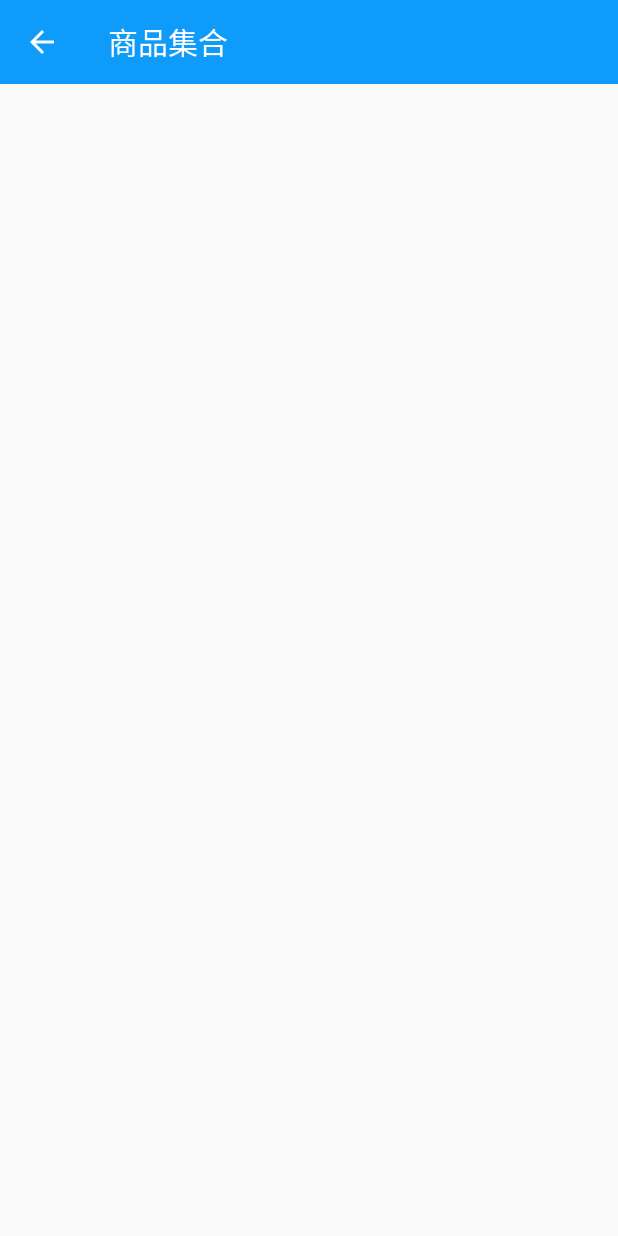
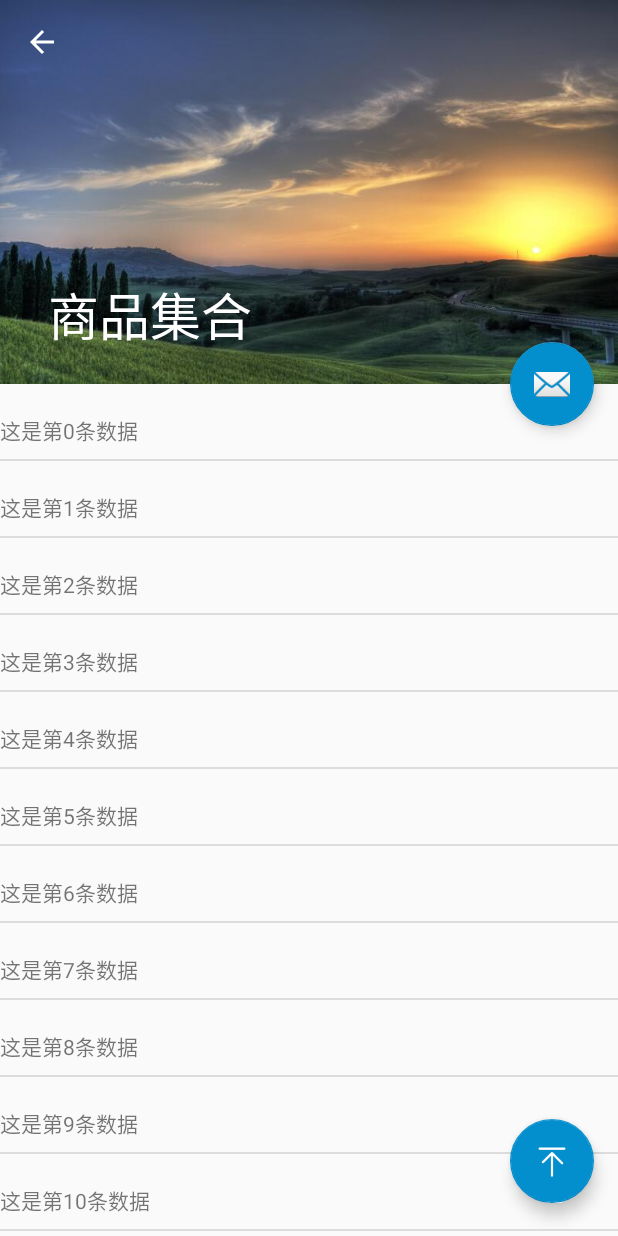
Before and after one commit to chinahaozai/shopping, an Android app: the screen it shows after launch (CompareActivity), in the side drawer, after a tap on "比一比", on a phone screen of 412 x 824 dp. Run offline under Robolectric (Android 15) with nearby library versions, the phone set to English and light mode, and no system bars; libraries missing offline, so code that uses them is left out: com.jude.fitsystemwindowlayout; 18 statements that could not run were skipped.

Commit message:
first time.

```diff
--- a/app/src/main/java/com/halewang/shopping/CompareActivity.java
+++ b/app/src/main/java/com/halewang/shopping/CompareActivity.java
@@ -1,22 +1,41 @@
 package com.halewang.shopping;
 
 import android.os.Bundle;
+import android.support.v7.widget.DefaultItemAnimator;
+import android.support.v7.widget.LinearLayoutManager;
 import android.support.v7.widget.RecyclerView;
 import android.support.v7.widget.Toolbar;
 import android.view.View;
 
+import com.halewang.shopping.adapter.CompareListAdapter;
+import com.halewang.shopping.adapter.decoration.DividerItemDecoration;
 import com.halewang.shopping.presenter.ComparePresenter;
 import com.halewang.shopping.view.CompareView;
 
+import java.util.ArrayList;
+import java.util.List;
+
 public class CompareActivity extends BaseActivity<CompareView,ComparePresenter> implements CompareView {
 
+    private RecyclerView mRecyclerView;
 
     @Override
     protected void onCreate(Bundle savedInstanceState) {
         super.onCreate(savedInstanceState);
-        setContentView(R.layout.activity_compare_list);
+        setContentView(R.layout.activity_compare);
+
+        List<String> mDatas = new ArrayList<>();
+        for(int i = 0; i < 50; i++){
+            mDatas.add("这是第"+i+"条数据");
+        }
 
         setupToolbar();
+        mRecyclerView = (RecyclerView) findViewById(R.id.recyclerview);
+        CompareListAdapter mAdapter = new CompareListAdapter(this, mDatas);
+        mRecyclerView.setAdapter(mAdapter);
+        mRecyclerView.setItemAnimator(new DefaultItemAnimator());
+        mRecyclerView.setLayoutManager(new LinearLayoutManager(this));
+        mRecyclerView.addItemDecoration(new DividerItemDecoration(this,DividerItemDecoration.VERTICAL_LIST));
 
     }
 
@@ -56,6 +75,6 @@ public class CompareActivity extends BaseActivity<CompareView,ComparePresenter>
 
     @Override
     public RecyclerView getRecyclerView() {
-        return null;
+        return mRecyclerView;
     }
 }
--- /dev/null
+++ b/app/src/main/java/com/halewang/shopping/adapter/CompareListAdapter.java
@@ -0,0 +1,95 @@
+package com.halewang.shopping.adapter;
+
+import android.content.Context;
+import android.support.v7.widget.RecyclerView;
+import android.view.LayoutInflater;
+import android.view.View;
+import android.view.ViewGroup;
+import android.widget.TextView;
+
+import com.halewang.shopping.R;
+
+import java.util.List;
+
+/**
+ * Created by halewang on 2016/11/24.
+ */
+
+public class CompareListAdapter extends RecyclerView.Adapter<CompareListAdapter.MyHolder>{
+    public interface OnItemClickListener{
+        void onItemClick(View view, int position);
+    }
+
+    public void setOnItemClickListener(OnItemClickListener onItemClickListener){
+        mItemClickListener = onItemClickListener;
+    }
+
+    public interface OnItemLongClickListener{
+        void OnItemLongClick(View view, int position);
+    }
+
+    public void setOnItemLongClickListener(OnItemLongClickListener onItemLongClickListener){
+        mItemLongClickListener = onItemLongClickListener;
+    }
+
+    private OnItemClickListener mItemClickListener;
+    private OnItemLongClickListener mItemLongClickListener;
+    private List<String> mDatas;
+    private Context mContext;
+
+    public CompareListAdapter(Context mContext, List<String> mDatas){
+        this.mDatas = mDatas;
+        this.mContext = mContext;
+    }
+
+    public void removeData(int position){
+        mDatas.remove(position);
+        notifyItemRemoved(position);
+        notifyDataSetChanged();
+    }
+
+    @Override
+    public MyHolder onCreateViewHolder(ViewGroup parent, int viewType) {
+
+        return new MyHolder(LayoutInflater.from(mContext).inflate(R.layout.item_compare,parent,false));
+    }
+
+    @Override
+    public void onBindViewHolder(MyHolder holder, final int position) {
+        holder.tv.setText(mDatas.get(position));
+        if(mItemClickListener != null){
+            holder.tv.setOnClickListener(new View.OnClickListener() {
+                @Override
+                public void onClick(View view) {
+                    mItemClickListener.onItemClick(view, position);
+                }
+            });
+        }
+        if(mItemLongClickListener != null){
+            holder.tv.setOnLongClickListener(new View.OnLongClickListener() {
+                @Override
+                public boolean onLongClick(View view) {
+                    //mItemLongClickListener.OnItemLongClick(view, position);
+                    removeData(position);
+                    return false;
+                }
+            });
+        }
+    }
+
+
+    @Override
+    public int getItemCount() {
+        return mDatas.size();
+    }
+
+    class MyHolder extends RecyclerView.ViewHolder{
+
+        TextView tv;
+        public MyHolder(View itemView) {
+            super(itemView);
+
+            tv = (TextView) itemView.findViewById(R.id.tv_test);
+        }
+    }
+}
--- /dev/null
+++ b/app/src/main/java/com/halewang/shopping/adapter/decoration/DividerItemDecoration.java
@@ -0,0 +1,98 @@
+package com.halewang.shopping.adapter.decoration;
+
+/**
+ * Created by halewang on 2016/9/8.
+ */
+
+import android.content.Context;
+import android.content.res.TypedArray;
+import android.graphics.Canvas;
+import android.graphics.Rect;
+import android.graphics.drawable.Drawable;
+import android.support.v7.widget.LinearLayoutManager;
+import android.support.v7.widget.RecyclerView;
+import android.view.View;
+
+
+public class DividerItemDecoration extends RecyclerView.ItemDecoration {
+
+    private static final int[] ATTRS = new int[]{
+            android.R.attr.listDivider
+    };
+
+    public static final int HORIZONTAL_LIST = LinearLayoutManager.HORIZONTAL;
+
+    public static final int VERTICAL_LIST = LinearLayoutManager.VERTICAL;
+
+    private Drawable mDivider;
+
+    private int mOrientation;
+
+    public DividerItemDecoration(Context context, int orientation) {
+        final TypedArray a = context.obtainStyledAttributes(ATTRS);
+        mDivider = a.getDrawable(0);
+        a.recycle();
+        setOrientation(orientation);
+    }
+
+    public void setOrientation(int orientation) {
+        if (orientation != HORIZONTAL_LIST && orientation != VERTICAL_LIST) {
+            throw new IllegalArgumentException("invalid orientation");
+        }
+        mOrientation = orientation;
+    }
+
+    @Override
+    public void onDraw(Canvas c, RecyclerView parent) {
+
+        if (mOrientation == VERTICAL_LIST) {
+            drawVertical(c, parent);
+        } else {
+            drawHorizontal(c, parent);
+        }
+
+    }
+
+
+    public void drawVertical(Canvas c, RecyclerView parent) {
+        final int left = parent.getPaddingLeft();
+        final int right = parent.getWidth() - parent.getPaddingRight();
+
+        final int childCount = parent.getChildCount();
+        for (int i = 0; i < childCount; i++) {
+            final View child = parent.getChildAt(i);
+            android.support.v7.widget.RecyclerView v = new android.support.v7.widget.RecyclerView(parent.getContext());
+            final RecyclerView.LayoutParams params = (RecyclerView.LayoutParams) child
+                    .getLayoutParams();
+            final int top = child.getBottom() + params.bottomMargin;
+            final int bottom = top + mDivider.getIntrinsicHeight();
+            mDivider.setBounds(left, top, right, bottom);
+            mDivider.draw(c);
+        }
+    }
+
+    public void drawHorizontal(Canvas c, RecyclerView parent) {
+        final int top = parent.getPaddingTop();
+        final int bottom = parent.getHeight() - parent.getPaddingBottom();
+
+        final int childCount = parent.getChildCount();
+        for (int i = 0; i < childCount; i++) {
+            final View child = parent.getChildAt(i);
+            final RecyclerView.LayoutParams params = (RecyclerView.LayoutParams) child
+                    .getLayoutParams();
+            final int left = child.getRight() + params.rightMargin;
+            final int right = left + mDivider.getIntrinsicHeight();
+            mDivider.setBounds(left, top, right, bottom);
+            mDivider.draw(c);
+        }
+    }
+
+    @Override
+    public void getItemOffsets(Rect outRect, int itemPosition, RecyclerView parent) {
+        if (mOrientation == VERTICAL_LIST) {
+            outRect.set(0, 0, 0, mDivider.getIntrinsicHeight());
+        } else {
+            outRect.set(0, 0, mDivider.getIntrinsicWidth(), 0);
+        }
+    }
+}
--- /dev/null
+++ b/app/src/main/res/layout/activity_compare.xml
@@ -0,0 +1,62 @@
+<?xml version="1.0" encoding="utf-8"?>
+<android.support.design.widget.CoordinatorLayout
+    xmlns:android="http://schemas.android.com/apk/res/android"
+    xmlns:app="http://schemas.android.com/apk/res-auto"
+    xmlns:tools="http://schemas.android.com/tools"
+    android:layout_width="match_parent"
+    android:layout_height="match_parent"
+    android:fitsSystemWindows="true"
+    >
+
+    <android.support.design.widget.AppBarLayout
+        android:id="@+id/app_bar"
+        android:layout_width="match_parent"
+        android:layout_height="256dp"
+        android:fitsSystemWindows="true"
+        android:theme="@style/AppTheme.AppBarOverlay">
+
+        <android.support.design.widget.CollapsingToolbarLayout
+            android:id="@+id/toolbar_layout"
+            android:layout_width="match_parent"
+            android:layout_height="match_parent"
+
+            android:fitsSystemWindows="true"
+            app:contentScrim="?attr/colorPrimary"
+            app:layout_scrollFlags="scroll|exitUntilCollapsed">
+            <ImageView
+                android:layout_width="match_parent"
+                android:layout_height="match_parent"
+                android:scaleType="centerCrop"
+                android:src="@drawable/toolbar_bg"
+                app:layout_collapseMode="parallax"
+                app:layout_collapseParallaxMultiplier="0.7"  />
+            <android.support.v7.widget.Toolbar
+                android:id="@+id/toolbar"
+                android:layout_width="match_parent"
+                android:layout_height="?attr/actionBarSize"
+                app:layout_collapseMode="pin"
+                app:popupTheme="@style/AppTheme.PopupOverlay"/>
+
+        </android.support.design.widget.CollapsingToolbarLayout>
+    </android.support.design.widget.AppBarLayout>
+
+    <include layout="@layout/content_list"/>
+
+    <android.support.design.widget.FloatingActionButton
+        android:id="@+id/fab"
+        android:layout_width="wrap_content"
+        android:layout_height="wrap_content"
+        android:layout_margin="@dimen/fab_margin"
+        app:layout_anchor="@id/app_bar"
+        app:layout_anchorGravity="bottom|end"
+        app:srcCompat="@android:drawable/ic_dialog_email"/>
+    <android.support.design.widget.FloatingActionButton
+        android:id="@+id/search_fab"
+        android:layout_width="wrap_content"
+        android:layout_height="wrap_content"
+        android:layout_gravity="bottom|end"
+        android:layout_marginBottom="22dp"
+        android:layout_marginRight="@dimen/fab_margin"
+        android:src="@drawable/ic_top" />
+
+</android.support.design.widget.CoordinatorLayout>
--- a/app/src/main/res/layout/activity_compare_list.xml
+++ /dev/null
@@ -1,50 +0,0 @@
-<?xml version="1.0" encoding="utf-8"?>
-<com.halewang.shopping.widght.fitsystemwindowlayout.FitSystemWindowsLinearLayout
-    xmlns:android="http://schemas.android.com/apk/res/android"
-    xmlns:app="http://schemas.android.com/apk/res-auto"
-    android:layout_width="match_parent"
-    android:layout_height="match_parent"
-    android:orientation="vertical"
-    app:status_color="@color/colorPrimaryDark">
-
-    <android.support.design.widget.CoordinatorLayout
-        android:layout_width="match_parent"
-        android:layout_height="wrap_content">
-
-        <android.support.design.widget.AppBarLayout
-            android:layout_width="match_parent"
-            android:layout_height="wrap_content"
-            android:theme="@style/AppTheme.AppBarOverlay">
-
-            <android.support.v7.widget.Toolbar
-                android:id="@+id/toolbar"
-                android:layout_width="match_parent"
-                android:layout_height="?attr/actionBarSize"
-                android:background="?attr/colorPrimary"
-                app:popupTheme="@style/AppTheme.PopupOverlay"/>
-
-        </android.support.design.widget.AppBarLayout>
-
-    </android.support.design.widget.CoordinatorLayout>
-    <android.support.v4.widget.NestedScrollView
-        android:layout_width="match_parent"
-        android:layout_height="match_parent">
-    <android.support.v4.widget.SwipeRefreshLayout
-        android:layout_width="match_parent"
-        android:layout_height="match_parent"
-        android:id="@+id/swipe_refresh_layout">
-        <!--<android.support.v7.widget.RecyclerView
-            android:layout_width="match_parent"
-            android:layout_height="match_parent"
-            android:id="@+id/recyclerview_compare_list">
-
-        </android.support.v7.widget.RecyclerView>-->
-        <ListView
-            android:layout_width="match_parent"
-            android:layout_height="match_parent"
-            android:id="@+id/listview"></ListView>
-
-    </android.support.v4.widget.SwipeRefreshLayout>
-
-    </android.support.v4.widget.NestedScrollView>
-</com.halewang.shopping.widght.fitsystemwindowlayout.FitSystemWindowsLinearLayout>
--- /dev/null
+++ b/app/src/main/res/layout/content_list.xml
@@ -0,0 +1,24 @@
+<?xml version="1.0" encoding="utf-8"?>
+<LinearLayout
+    xmlns:android="http://schemas.android.com/apk/res/android"
+    xmlns:app="http://schemas.android.com/apk/res-auto"
+    xmlns:tools="http://schemas.android.com/tools"
+    android:layout_width="match_parent"
+    android:layout_height="match_parent"
+    app:layout_behavior="@string/appbar_scrolling_view_behavior"
+    tools:showIn="@layout/activity_compare">
+
+    <android.support.v4.widget.SwipeRefreshLayout
+        android:layout_width="wrap_content"
+        android:layout_height="wrap_content">
+        <android.support.v7.widget.RecyclerView
+            android:id="@+id/recyclerview"
+            android:layout_width="match_parent"
+            android:layout_height="match_parent"
+            android:scrollbars="none">
+
+        </android.support.v7.widget.RecyclerView>
+    </android.support.v4.widget.SwipeRefreshLayout>
+
+
+</LinearLayout>
--- /dev/null
+++ b/app/src/main/res/layout/item_compare.xml
@@ -0,0 +1,13 @@
+<?xml version="1.0" encoding="utf-8"?>
+<LinearLayout xmlns:android="http://schemas.android.com/apk/res/android"
+              android:orientation="vertical"
+              android:layout_width="match_parent"
+              android:layout_height="50dp">
+
+    <TextView
+        android:id="@+id/tv_test"
+        android:layout_width="match_parent"
+        android:layout_height="wrap_content"
+        android:layout_marginTop="20dp"/>
+
+</LinearLayout>
```
Also changed, not shown: app/src/main/java/com/halewang/shopping/adapter/decoration/DividerGridItemDecoration.java (added, +177 -0 lines), app/src/main/res/drawable/toolbar_bg.jpg (added).
